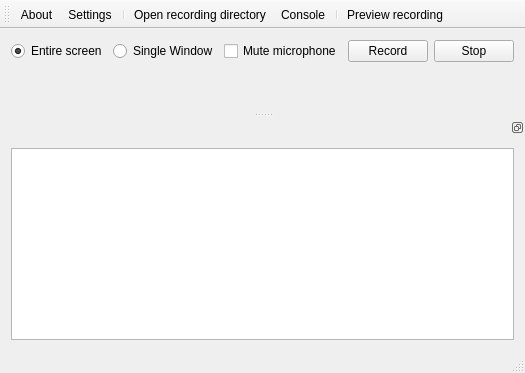
Above: source/mainwindow.ui from froksen/FDesktopRecorder before the change. Below: the same form after it.
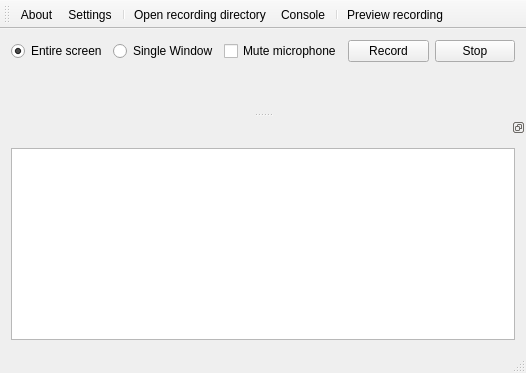
That is the form after the change. Icons and pictures are not drawn.

Commit message: In the preview player: Combined the play, pause button into one button

```diff
--- a/source/mainwindow.ui
+++ b/source/mainwindow.ui
@@ -6,7 +6,7 @@
    <rect>
     <x>0</x>
     <y>0</y>
-    <width>510</width>
+    <width>526</width>
     <height>373</height>
    </rect>
   </property>
```
Left out of the diff: 2 changed lines with no effect on the pictures. The commit also changes 1 other file.
